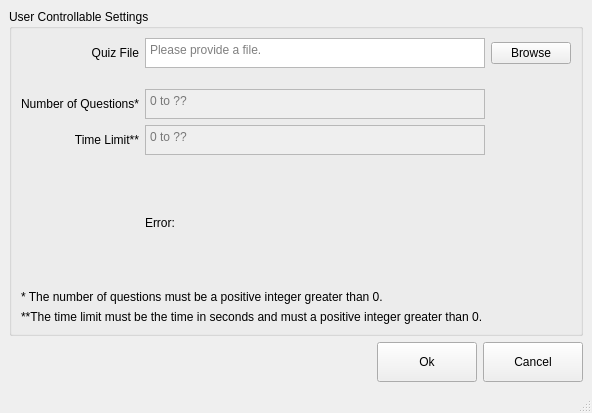
Before: the Qt Designer form src/settings.ui in AdamC1228/quizGui, drawn with Qt 5.
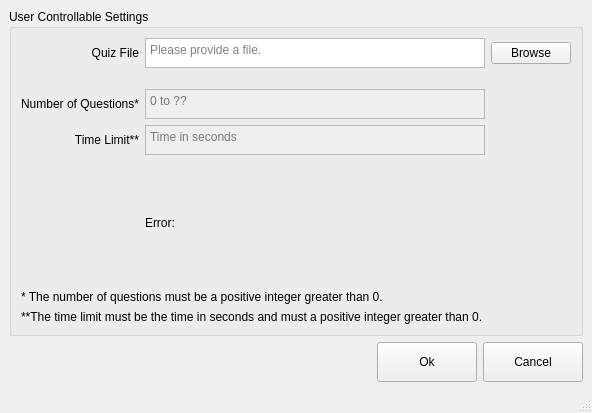
After: the same form once the commit is applied.

Patch:
```diff
--- a/src/settings.ui
+++ b/src/settings.ui
@@ -260,7 +260,7 @@
           <set>Qt::ImhDigitsOnly</set>
          </property>
          <property name="placeholderText">
-          <string>0 to ??</string>
+          <string>Time in seconds</string>
          </property>
         </widget>
        </item>
```
